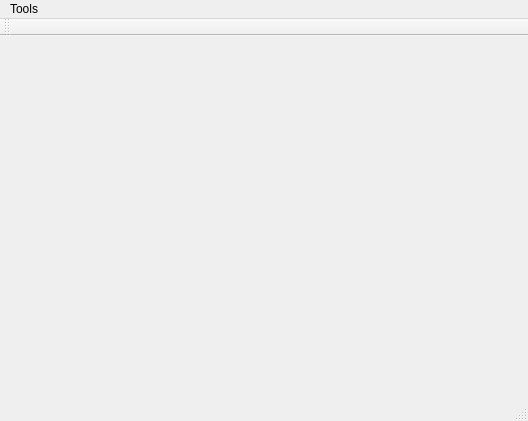
The window that mainwindow.ui (Jyang772/Unturned_Editor) describes before a commit, drawn with Qt 5.
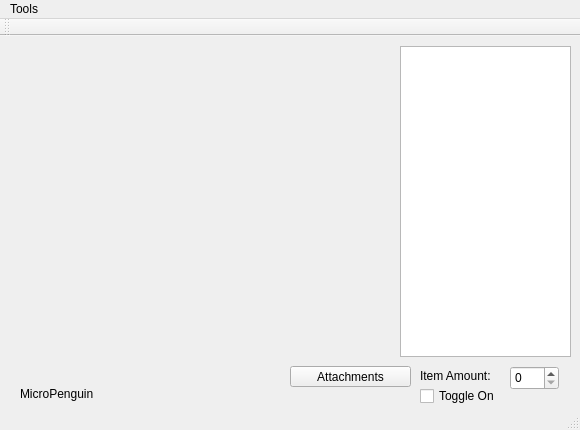
The same window after the commit.

Diff of the .ui file:
```diff
--- a/mainwindow.ui
+++ b/mainwindow.ui
@@ -6,8 +6,8 @@
    <rect>
     <x>0</x>
     <y>0</y>
-    <width>528</width>
-    <height>421</height>
+    <width>580</width>
+    <height>430</height>
    </rect>
   </property>
   <property name="windowTitle">
@@ -25,13 +25,85 @@
     </property>
     <layout class="QGridLayout" name="gridLayout"/>
    </widget>
+   <widget class="QListWidget" name="listWidget">
+    <property name="geometry">
+     <rect>
+      <x>400</x>
+      <y>10</y>
+      <width>171</width>
+      <height>311</height>
+     </rect>
+    </property>
+   </widget>
+   <widget class="QSpinBox" name="spinBox">
+    <property name="geometry">
+     <rect>
+      <x>510</x>
+      <y>330</y>
+      <width>49</width>
+      <height>24</height>
+     </rect>
+    </property>
+   </widget>
+   <widget class="QLabel" name="label">
+    <property name="geometry">
+     <rect>
+      <x>420</x>
+      <y>330</y>
+      <width>91</width>
+      <height>20</height>
+     </rect>
+    </property>
+    <property name="text">
+     <string>Item Amount: </string>
+    </property>
+   </widget>
+   <widget class="QToolButton" name="attachments">
+    <property name="geometry">
+     <rect>
+      <x>290</x>
+      <y>330</y>
+      <width>121</width>
+      <height>21</height>
+     </rect>
+    </property>
+    <property name="text">
+     <string>Attachments</string>
+    </property>
+   </widget>
+   <widget class="QCheckBox" name="toggle">
+    <property name="geometry">
+     <rect>
+      <x>420</x>
+      <y>350</y>
+      <width>87</width>
+      <height>20</height>
+     </rect>
+    </property>
+    <property name="text">
+     <string>Toggle On</string>
+    </property>
+   </widget>
+   <widget class="QLabel" name="label_2">
+    <property name="geometry">
+     <rect>
+      <x>20</x>
+      <y>350</y>
+      <width>91</width>
+      <height>16</height>
+     </rect>
+    </property>
+    <property name="text">
+     <string>MicroPenguin</string>
+    </property>
+   </widget>
   </widget>
   <widget class="QMenuBar" name="menuBar">
    <property name="geometry">
     <rect>
      <x>0</x>
      <y>0</y>
-     <width>528</width>
+     <width>580</width>
      <height>22</height>
     </rect>
    </property>
```
Left out of the diff: 12 changed lines with no effect on the pictures.
